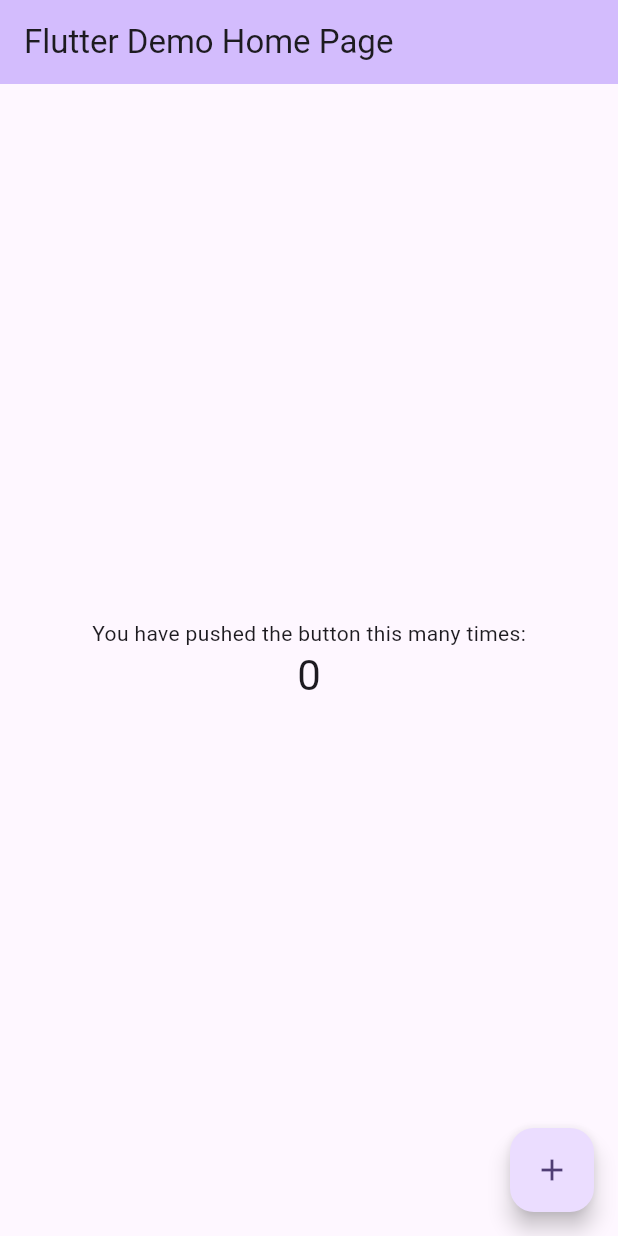
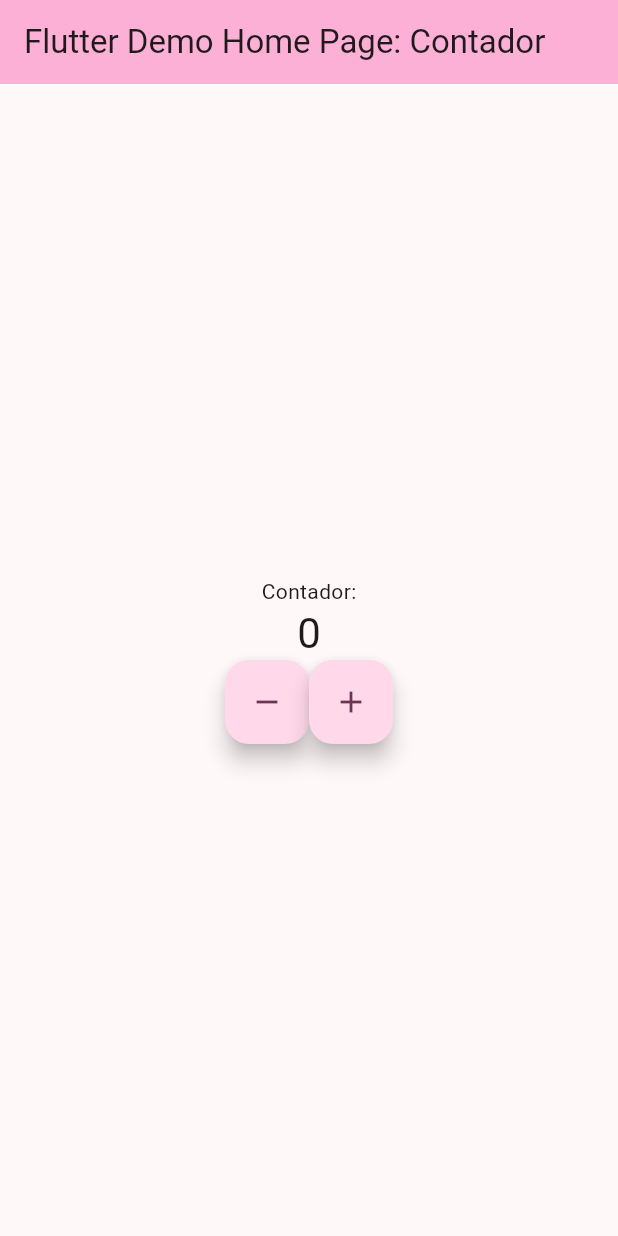
Before and after one commit to ashenOneDev/meuappflutter, a Flutter app: the screen it shows after launch, on a phone screen of 412 x 824 dp. Run offline on Flutter 3.47's test engine with Material 2 defaults, Android fonts, the phone set to English and light mode, and no system bars.

Commit message:
feat: ajuste para app virar um contador

```diff
--- a/lib/main.dart
+++ b/lib/main.dart
@@ -11,7 +11,7 @@ class MyApp extends StatelessWidget {
   @override
   Widget build(BuildContext context) {
     return MaterialApp(
-      title: 'Flutter Demo',
+      title: 'Flutter Demo: Contador',
       theme: ThemeData(
         // This is the theme of your application.
         //
@@ -28,10 +28,11 @@ class MyApp extends StatelessWidget {
         //
         // This works for code too, not just values: Most code changes can be
         // tested with just a hot reload.
-        colorScheme: ColorScheme.fromSeed(seedColor: Colors.deepPurple),
+        colorScheme:
+            ColorScheme.fromSeed(seedColor: Color.fromARGB(255, 121, 4, 86)),
         useMaterial3: true,
       ),
-      home: const MyHomePage(title: 'Flutter Demo Home Page'),
+      home: const MyHomePage(title: 'Flutter Demo Home Page: Contador'),
     );
   }
 }
@@ -65,6 +66,12 @@ class _MyHomePageState extends State<MyHomePage> {
       // _counter without calling setState(), then the build method would not be
       // called again, and so nothing would appear to happen.
       _counter++;
+    });
+  }
+
+  void _decreaseCounter() {
+    setState(() {
+      _counter--;
     });
   }
 
@@ -106,20 +113,30 @@ class _MyHomePageState extends State<MyHomePage> {
           mainAxisAlignment: MainAxisAlignment.center,
           children: <Widget>[
             const Text(
-              'You have pushed the button this many times:',
+              'Contador:',
             ),
             Text(
               '$_counter',
               style: Theme.of(context).textTheme.headlineMedium,
             ),
+            Row(
+              mainAxisAlignment: MainAxisAlignment.center,
+              children: <Widget>[
+                FloatingActionButton(
+                  onPressed: _decreaseCounter,
+                  tooltip: 'Decrease',
+                  child: const Icon(Icons.remove),
+                ), // This trailing comma makes auto-formatting nicer for build methods.
+                FloatingActionButton(
+                  onPressed: _incrementCounter,
+                  tooltip: 'Increment',
+                  child: const Icon(Icons.add),
+                ), // This trailing comma makes auto-formatting nicer for build methods.
+              ],
+            )
           ],
         ),
       ),
-      floatingActionButton: FloatingActionButton(
-        onPressed: _incrementCounter,
-        tooltip: 'Increment',
-        child: const Icon(Icons.add),
-      ), // This trailing comma makes auto-formatting nicer for build methods.
     );
   }
 }
```
